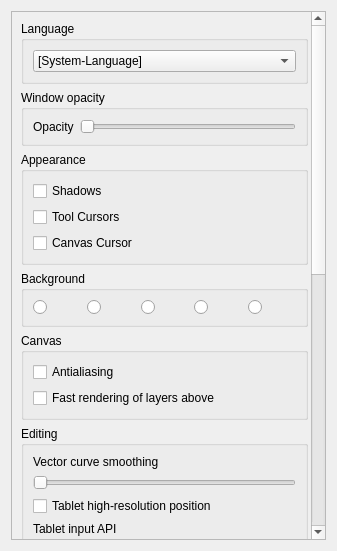
The window that app/ui/generalpage.ui (MakiNoAtorie/JustAnimate) describes before a commit, drawn with Qt 5.
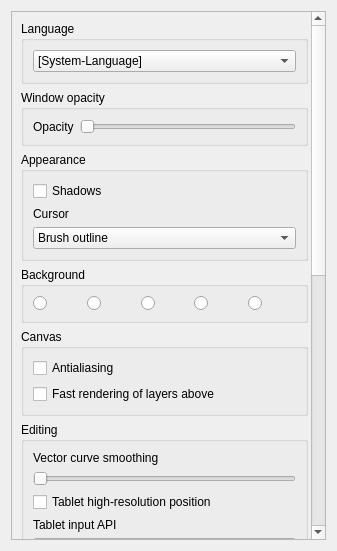
The same window after the commit.

Commit message:
Brush outline for Stroke tools
Pencil, pen, brush, eraser and smudge show the outline of their mark (tip
size, aspect, angle) in the View around the cross cursor; below 6 px on
screen only the cross shows. One CursorStyle preference (Brush outline /
Cross only) replaces ToolCursors and DottedCursors, migrated once.

Fixes #184

Diff of the .ui file:
```diff
--- a/app/ui/generalpage.ui
+++ b/app/ui/generalpage.ui
@@ -96,17 +96,24 @@
            </widget>
           </item>
           <item>
-           <widget class="QCheckBox" name="toolCursorsBox">
+           <widget class="QLabel" name="cursorStyleLabel">
             <property name="text">
-             <string>Tool Cursors</string>
+             <string>Cursor</string>
             </property>
            </widget>
           </item>
           <item>
-           <widget class="QCheckBox" name="canvasCursorBox">
-            <property name="text">
-             <string>Canvas Cursor</string>
-            </property>
+           <widget class="QComboBox" name="cursorStyleBox">
+            <item>
+             <property name="text">
+              <string>Brush outline</string>
+             </property>
+            </item>
+            <item>
+             <property name="text">
+              <string>Cross only</string>
+             </property>
+            </item>
            </widget>
           </item>
          </layout>
```
Left out of the diff: 3 changed lines with no effect on the pictures. The commit also changes 26 other files.
